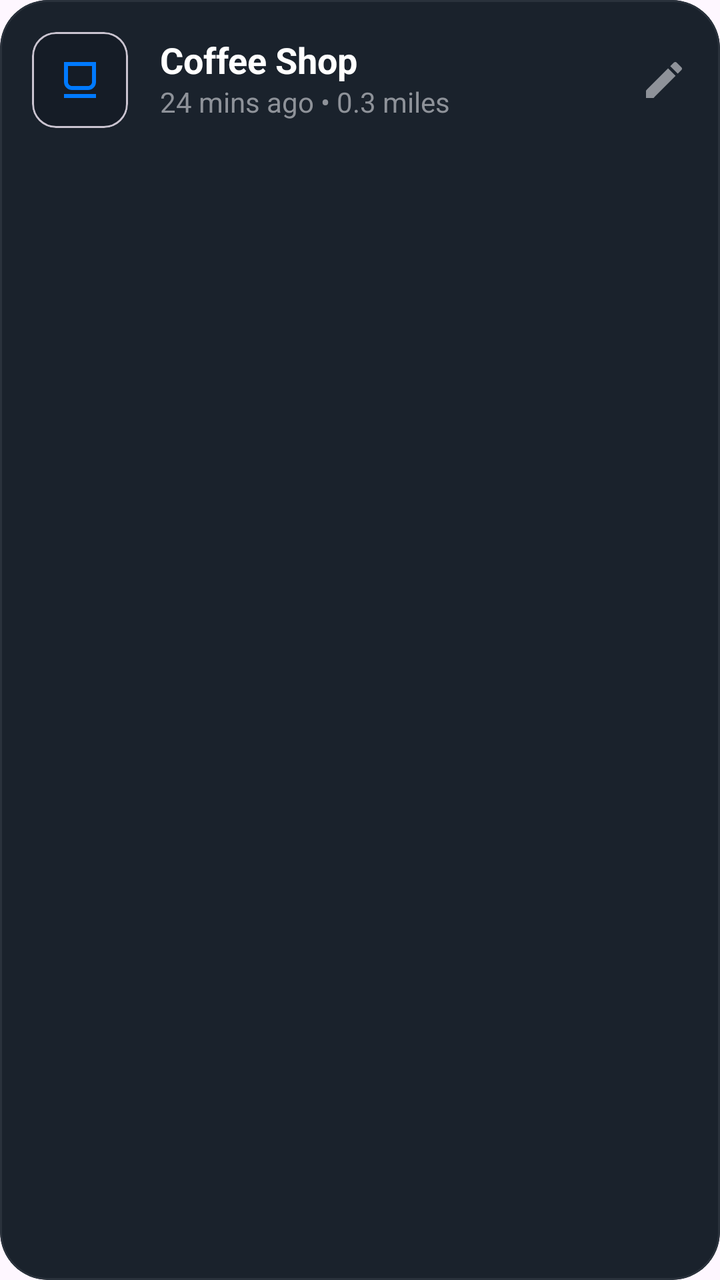
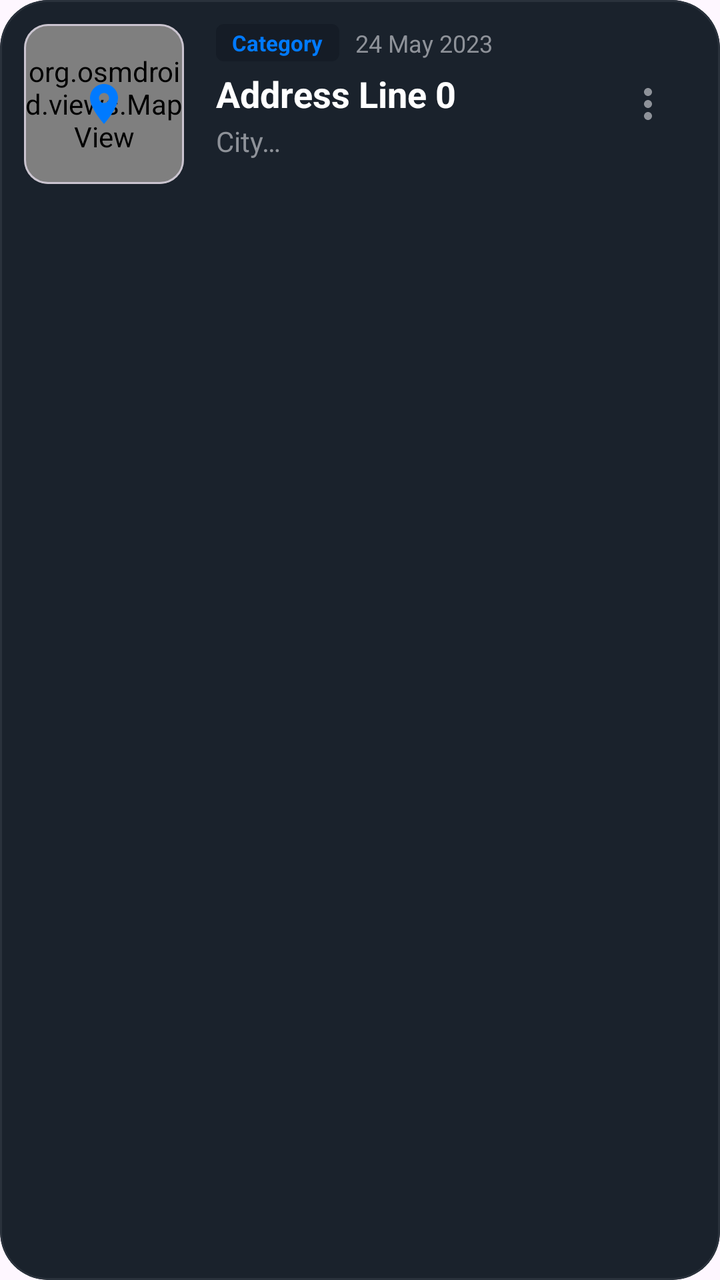

The first picture is an Android layout as it rendered before a commit; the second is the same layout after the commit. The layout source and the unified diff follow.
<!-- AndroidManifest.xml: application theme Theme.WhereIsMyCar -->
<!-- res/layout/item_location.xml -->
<?xml version="1.0" encoding="utf-8"?>
<com.google.android.material.card.MaterialCardView xmlns:android="http://schemas.android.com/apk/res/android"
    xmlns:app="http://schemas.android.com/apk/res-auto"
    android:layout_width="match_parent"
    android:layout_height="wrap_content"
    android:layout_marginBottom="12dp"
    app:cardBackgroundColor="#1A222C"
    app:cardCornerRadius="24dp"
    app:cardElevation="0dp"
    app:strokeColor="#2A323C"
    app:strokeWidth="1dp">

    <LinearLayout
        android:layout_width="match_parent"
        android:layout_height="wrap_content"
        android:gravity="center_vertical"
        android:orientation="horizontal"
        android:padding="16dp">

        <com.google.android.material.card.MaterialCardView
            android:layout_width="48dp"
            android:layout_height="48dp"
            app:cardBackgroundColor="#151C26"
            app:cardCornerRadius="12dp"
            app:cardElevation="0dp">

            <ImageView
                android:id="@+id/image_view_icon"
                android:layout_width="24dp"
                android:layout_height="24dp"
                android:layout_gravity="center"
                android:src="@drawable/ic_coffee"
                app:tint="#007AFF" />
        </com.google.android.material.card.MaterialCardView>

        <LinearLayout
            android:layout_width="0dp"
            android:layout_height="wrap_content"
            android:layout_marginStart="16dp"
            android:layout_weight="1"
            android:orientation="vertical">

            <TextView
                android:id="@+id/text_view_title"
                android:layout_width="wrap_content"
                android:layout_height="wrap_content"
                android:includeFontPadding="false"
                android:text="Coffee Shop"
                android:textColor="#FFFFFF"
                android:textSize="18sp"
                android:textStyle="bold" />

            <TextView
                android:id="@+id/text_view_subtitle"
                android:layout_width="wrap_content"
                android:layout_height="wrap_content"
                android:layout_marginTop="2dp"
                android:includeFontPadding="false"
                android:text="24 mins ago • 0.3 miles"
                android:textColor="#8E9299"
                android:textSize="14sp" />
        </LinearLayout>

        <ImageView
            android:id="@+id/button_edit"
            android:layout_width="24dp"
            android:layout_height="24dp"
            android:src="@drawable/ic_edit"
            app:tint="#8E9299" />

    </LinearLayout>
</com.google.android.material.card.MaterialCardView>
<!-- resources referenced by this layout -->
<resources>
  <!-- drawable ic_coffee (drawable) -->
  <?xml version="1.0" encoding="utf-8"?>
  <vector xmlns:android="http://schemas.android.com/apk/res/android"
      android:width="24dp"
      android:height="24dp"
      android:viewportWidth="24"
      android:viewportHeight="24">
      <path
          android:fillColor="#FFFFFF"
          android:pathData="M4,19h16v2H4zM20,3H4v10c0,2.21 1.79,4 4,4h8c2.21,0 4,-1.79 4,-4V3zM18,13c0,1.1 -0.9,2 -2,2H8c-1.1,0 -2,-0.9 -2,-2V5h12V13z" />
  </vector>
  <!-- drawable ic_edit (drawable) -->
  <?xml version="1.0" encoding="utf-8"?>
  <vector xmlns:android="http://schemas.android.com/apk/res/android"
      android:width="24dp"
      android:height="24dp"
      android:viewportWidth="24"
      android:viewportHeight="24">
      <path
          android:fillColor="#FFFFFF"
          android:pathData="M3,17.25V21h3.75L17.81,9.94l-3.75,-3.75L3,17.25zM20.71,7.04c0.39,-0.39 0.39,-1.02 0,-1.41l-2.34,-2.34c-0.39,-0.39 -1.02,-0.39 -1.41,0l-1.83,1.83 3.75,3.75 1.83,-1.83z" />
  </vector>
  <style name="Theme.WhereIsMyCar" parent="Base.Theme.WhereIsMyCar" />
  <style name="Base.Theme.WhereIsMyCar" parent="Theme.Material3.DayNight.NoActionBar">
          
          
      </style>
</resources>

<!-- the commit's change to res/layout/item_location.xml (unified diff, before → after) -->
@@ -4,69 +4,108 @@
     android:layout_width="match_parent"
     android:layout_height="wrap_content"
     android:layout_marginBottom="12dp"
-    app:cardBackgroundColor="#1A222C"
+    app:cardBackgroundColor="@color/bg_gray"
     app:cardCornerRadius="24dp"
     app:cardElevation="0dp"
-    app:strokeColor="#2A323C"
+    app:strokeColor="@color/border_gray"
     app:strokeWidth="1dp">
 
-    <LinearLayout
+    <androidx.constraintlayout.widget.ConstraintLayout
         android:layout_width="match_parent"
         android:layout_height="wrap_content"
-        android:gravity="center_vertical"
-        android:orientation="horizontal"
-        android:padding="16dp">
+        android:padding="12dp">
 
         <com.google.android.material.card.MaterialCardView
-            android:layout_width="48dp"
-            android:layout_height="48dp"
-            app:cardBackgroundColor="#151C26"
+            android:id="@+id/map_container"
+            android:layout_width="80dp"
+            android:layout_height="80dp"
             app:cardCornerRadius="12dp"
-            app:cardElevation="0dp">
+            app:cardElevation="0dp"
+            app:layout_constraintBottom_toBottomOf="parent"
+            app:layout_constraintStart_toStartOf="parent"
+            app:layout_constraintTop_toTopOf="parent">
+
+            <org.osmdroid.views.MapView
+                android:id="@+id/map_view"
+                android:layout_width="match_parent"
+                android:layout_height="match_parent" />
 
             <ImageView
-                android:id="@+id/image_view_icon"
                 android:layout_width="24dp"
                 android:layout_height="24dp"
                 android:layout_gravity="center"
-                android:src="@drawable/ic_coffee"
-                app:tint="#007AFF" />
+                android:contentDescription="@string/my_location"
+                android:src="@drawable/ic_location"
+                app:tint="@color/primary_blue" />
         </com.google.android.material.card.MaterialCardView>
 
-        <LinearLayout
+        <TextView
+            android:id="@+id/text_view_category"
+            android:layout_width="wrap_content"
+            android:layout_height="wrap_content"
+            android:layout_marginStart="16dp"
+            android:background="@drawable/bg_category_tag"
+            android:paddingHorizontal="8dp"
+            android:paddingVertical="2dp"
+            android:text="@string/category"
+            android:textColor="@color/primary_blue"
+            android:textSize="11sp"
+            android:textStyle="bold"
+            app:layout_constraintStart_toEndOf="@id/map_container"
+            app:layout_constraintTop_toTopOf="@id/map_container" />
+
+        <TextView
+            android:id="@+id/text_view_time"
+            android:layout_width="wrap_content"
+            android:layout_height="wrap_content"
+            android:layout_marginStart="8dp"
+            android:text="@string/date_value"
+            android:textColor="@color/text_secondary"
+            android:textSize="12sp"
+            app:layout_constraintBottom_toBottomOf="@id/text_view_category"
+            app:layout_constraintStart_toEndOf="@id/text_view_category"
+            app:layout_constraintTop_toTopOf="@id/text_view_category" />
+
+        <TextView
+            android:id="@+id/text_view_title"
             android:layout_width="0dp"
             android:layout_height="wrap_content"
-            android:layout_marginStart="16dp"
-            android:layout_weight="1"
-            android:orientation="vertical">
+            android:layout_marginTop="4dp"
+            android:ellipsize="end"
+            android:maxLines="1"
+            android:text="@string/address_line"
+            android:textColor="@color/text_primary"
+            android:textSize="18sp"
+            android:textStyle="bold"
+            app:layout_constraintEnd_toStartOf="@id/button_more"
+            app:layout_constraintStart_toStartOf="@id/text_view_category"
+            app:layout_constraintTop_toBottomOf="@id/text_view_category" />
 
-            <TextView
-                android:id="@+id/text_view_title"
-                android:layout_width="wrap_content"
-                android:layout_height="wrap_content"
-                android:includeFontPadding="false"
-                android:text="Coffee Shop"
-                android:textColor="#FFFFFF"
-                android:textSize="18sp"
-                android:textStyle="bold" />
+        <TextView
+            android:id="@+id/text_view_subtitle"
+            android:layout_width="0dp"
+            android:layout_height="wrap_content"
+            android:layout_marginTop="2dp"
+            android:ellipsize="end"
+            android:maxLines="1"
+            android:text="@string/city_country"
+            android:textColor="@color/text_secondary"
+            android:textSize="14sp"
+            app:layout_constraintEnd_toStartOf="@id/button_more"
+            app:layout_constraintStart_toStartOf="@id/text_view_category"
+            app:layout_constraintTop_toBottomOf="@id/text_view_title" />
 
-            <TextView
-                android:id="@+id/text_view_subtitle"
-                android:layout_width="wrap_content"
-                android:layout_height="wrap_content"
-                android:layout_marginTop="2dp"
-                android:includeFontPadding="false"
-                android:text="24 mins ago • 0.3 miles"
-                android:textColor="#8E9299"
-                android:textSize="14sp" />
-        </LinearLayout>
+        <ImageButton
+            android:id="@+id/button_more"
+            android:layout_width="48dp"
+            android:layout_height="48dp"
+            android:background="?attr/selectableItemBackgroundBorderless"
+            android:contentDescription="@string/more_options"
+            android:src="@drawable/ic_more"
+            app:layout_constraintBottom_toBottomOf="parent"
+            app:layout_constraintEnd_toEndOf="parent"
+            app:layout_constraintTop_toTopOf="parent"
+            app:tint="@color/text_secondary" />
 
-        <ImageView
-            android:id="@+id/button_edit"
-            android:layout_width="24dp"
-            android:layout_height="24dp"
-            android:src="@drawable/ic_edit"
-            app:tint="#8E9299" />
-
-    </LinearLayout>
+    </androidx.constraintlayout.widget.ConstraintLayout>
 </com.google.android.material.card.MaterialCardView>
<!-- resource entries referenced after the edit -->
@@ -1,31 +1,70 @@
 <!-- resources referenced by this layout -->
 <resources>
-  <!-- drawable ic_coffee (drawable) -->
+  <color name="bg_gray">#1A222C</color>
+  <color name="border_gray">#2A323C</color>
+  <color name="primary_blue">#007AFF</color>
+  <color name="text_primary">#ffffff</color>
+  <color name="text_secondary">#8E9299</color>
+  <!-- drawable bg_category_tag (drawable) -->
   <?xml version="1.0" encoding="utf-8"?>
+  <shape xmlns:android="http://schemas.android.com/apk/res/android">
+      <solid android:color="#151C26" />
+      <corners android:radius="4dp" />
+  </shape>
+  <!-- drawable ic_location (drawable) -->
   <vector xmlns:android="http://schemas.android.com/apk/res/android"
       android:width="24dp"
       android:height="24dp"
       android:viewportWidth="24"
       android:viewportHeight="24">
       <path
-          android:fillColor="#FFFFFF"
-          android:pathData="M4,19h16v2H4zM20,3H4v10c0,2.21 1.79,4 4,4h8c2.21,0 4,-1.79 4,-4V3zM18,13c0,1.1 -0.9,2 -2,2H8c-1.1,0 -2,-0.9 -2,-2V5h12V13z" />
+          android:fillColor="#000000"
+          android:pathData="M12,2C8.13,2 5,5.13 5,9c0,5.25 7,13 7,13s7,-7.75 7,-13c0,-3.87 -3.13,-7 -7,-7zM12,11.5c-1.38,0 -2.5,-1.12 -2.5,-2.5s1.12,-2.5 2.5,-2.5 2.5,1.12 2.5,2.5 -1.12,2.5 -2.5,2.5z" />
   </vector>
-  <!-- drawable ic_edit (drawable) -->
-  <?xml version="1.0" encoding="utf-8"?>
+  <!-- drawable ic_more (drawable) -->
   <vector xmlns:android="http://schemas.android.com/apk/res/android"
       android:width="24dp"
       android:height="24dp"
       android:viewportWidth="24"
       android:viewportHeight="24">
       <path
-          android:fillColor="#FFFFFF"
-          android:pathData="M3,17.25V21h3.75L17.81,9.94l-3.75,-3.75L3,17.25zM20.71,7.04c0.39,-0.39 0.39,-1.02 0,-1.41l-2.34,-2.34c-0.39,-0.39 -1.02,-0.39 -1.41,0l-1.83,1.83 3.75,3.75 1.83,-1.83z" />
+          android:fillColor="#000000"
+          android:pathData="M12,8c1.1,0 2,-0.9 2,-2s-0.9,-2 -2,-2 -2,0.9 -2,2 0.9,2 2,2zM12,10c-1.1,0 -2,0.9 -2,2s0.9,2 2,2 2,-0.9 2,-2 -0.9,-2 -2,-2zM12,16c-1.1,0 -2,0.9 -2,2s0.9,2 2,2 2,-0.9 2,-2 -0.9,-2 -2,-2z" />
   </vector>
+  <string name="address_line">Address Line 0</string>
+  <string name="category">Category</string>
+  <string name="city_country">City\nCountry</string>
+  <string name="date_value">24 May 2023</string>
+  <string name="more_options">More Options</string>
+  <string name="my_location">My Location</string>
   <style name="Theme.WhereIsMyCar" parent="Base.Theme.WhereIsMyCar" />
   <style name="Base.Theme.WhereIsMyCar" parent="Theme.Material3.DayNight.NoActionBar">
           
           
+  
+          
+          <item name="android:popupMenuStyle">@style/Widget.Material3.PopupMenu.Custom</item>
+          <item name="popupMenuStyle">@style/Widget.Material3.PopupMenu.Custom</item>
+          <item name="android:textAppearanceLargePopupMenu">@style/TextAppearance.Material3.BodyLarge</item>
+          <item name="android:textAppearanceSmallPopupMenu">@style/TextAppearance.Material3.BodyMedium</item>
       </style>
+  <style name="Widget.Material3.PopupMenu.Custom" parent="Widget.Material3.PopupMenu">
+          <item name="android:textAllCaps">false</item>
+          <item name="android:popupBackground">@drawable/bg_popup_menu</item>
+          <item name="android:popupElevation">16dp</item>
+          <item name="android:dropDownHeight">wrap_content</item>
+          <item name="android:overlapAnchor">false</item>
+      </style>
+  <!-- drawable bg_popup_menu (drawable) -->
+  <?xml version="1.0" encoding="utf-8"?>
+  <shape xmlns:android="http://schemas.android.com/apk/res/android">
+      
+      <solid android:color="@color/bg_gray" />
+      
+      <corners android:radius="12dp" />
+      <stroke
+          android:width="1dp"
+          android:color="@color/border_gray" />
+  </shape>
 </resources>
 
